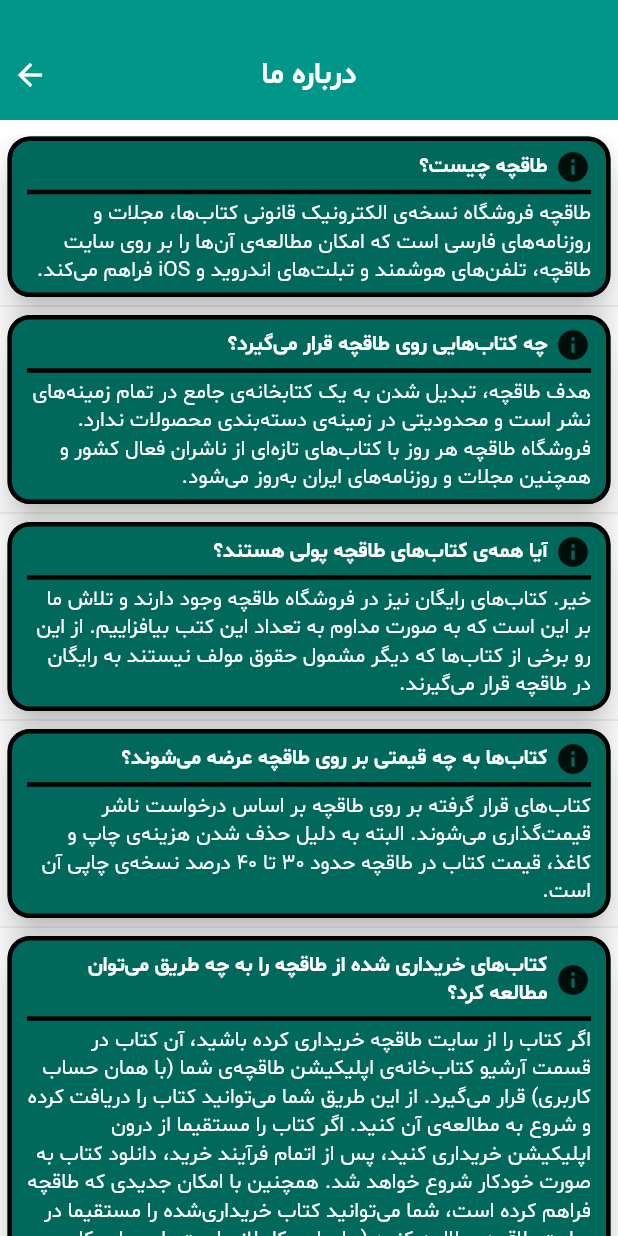
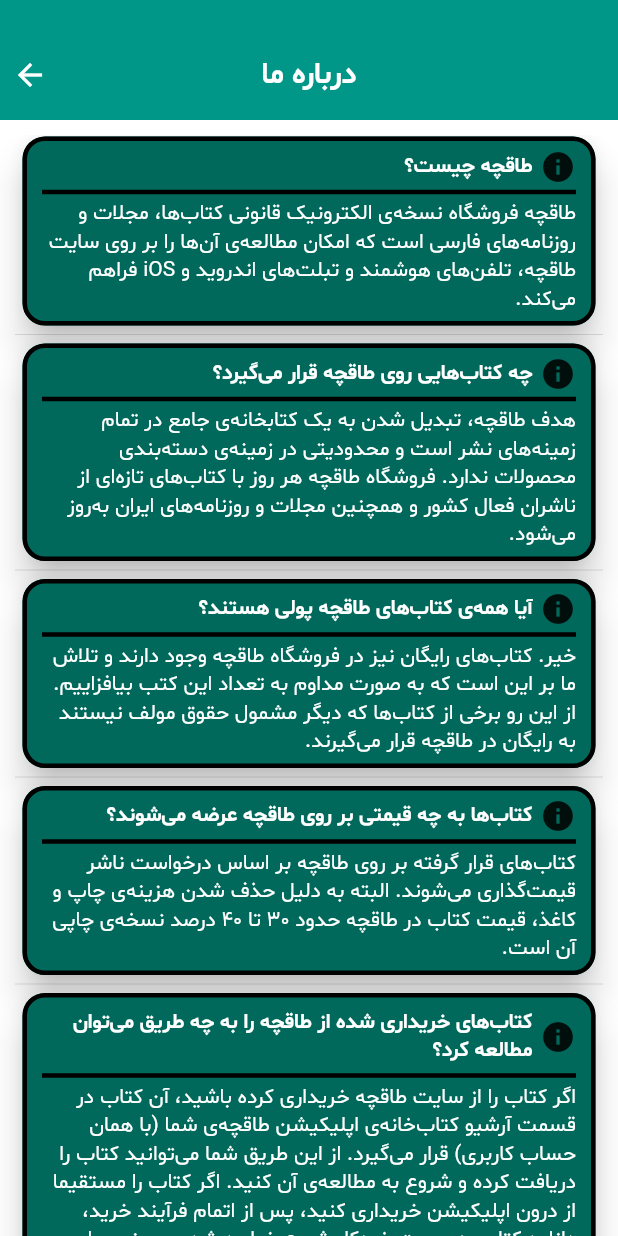
Before and after one commit to mohsenksr/freelanceProject, a Flutter app: the AboutUs widget shown alone on an empty page, opened directly, on a phone screen of 412 x 824 dp. Run offline on Flutter 3.47's test engine with Material 2 defaults, Android fonts, the phone set to English and light mode, and no system bars; our stand-ins replace persistent_bottom_nav_bar.

Commit message:
some bugs fixed. # deleted from web urls :))

```diff
--- a/lib/Components/moreTextElement.dart
+++ b/lib/Components/moreTextElement.dart
@@ -48,8 +48,9 @@
                     Icon(
                       itemIcon,
                     ),
-                    Container(
-                      width: MediaQuery.of(context).size.width * 0.83,
+                    Expanded(
+                      child: Container(
+                        width: double.infinity,
                         padding: const EdgeInsets.symmetric(
                             vertical: 2, horizontal: 5),
                         child: Text(
@@ -58,6 +59,7 @@
                             fontFamily: mainFontFamily,
                             fontWeight: FontWeight.bold,
                             color: Colors.white,
+                          ),
                         ),
                       ),
                     ),
--- /dev/null
+++ b/lib/Configures/configure_nonweb.dart
@@ -0,0 +1,3 @@
+void configureApp() {
+  // No-op.
+}
--- /dev/null
+++ b/lib/Configures/configure_web.dart
@@ -0,0 +1,5 @@
+import 'package:flutter_web_plugins/flutter_web_plugins.dart';
+
+void configureApp() {
+  setUrlStrategy(PathUrlStrategy());
+}
--- a/lib/Pages/More/aboutUs.dart
+++ b/lib/Pages/More/aboutUs.dart
@@ -44,6 +44,9 @@
 
   @override
   Widget build(BuildContext context) {
+    double _width = MediaQuery.of(context).size.width;
+    bool _mobileView = _width < 800 ? true : false;
+
     return Container(
       color: backgroundColor,
       child: Stack(children: [
@@ -52,7 +55,11 @@
           margin: EdgeInsets.only(top: appBarHeight + pagesTopMargin),
           child: SingleChildScrollView(
             child: Container(
-              margin: EdgeInsets.only(bottom: pagesBottomMargin),
+              margin: EdgeInsets.only(
+                bottom: pagesBottomMargin,
+                left: _mobileView ? 10 : _width / 4,
+                right: _mobileView ? 10 : _width / 4,
+              ),
               child: Column(
                 children: [
                   ...(data as List<Map<String, Object>>).map((item) {
--- a/pubspec.yaml
+++ b/pubspec.yaml
@@ -26,6 +26,8 @@
   flutter:
     sdk: flutter
 
+  flutter_web_plugins:
+    sdk: flutter
   # The following adds the Cupertino Icons font to your application.
   # Use with the CupertinoIcons class for iOS style icons.
   cupertino_icons: ^1.0.0
```
Also changed, not shown: lib/Routes/moreRoute.dart (+0 -8 lines), lib/main.dart (+6 -1 lines), pubspec.lock. Lines whose indentation alone changed are shown as unchanged.
